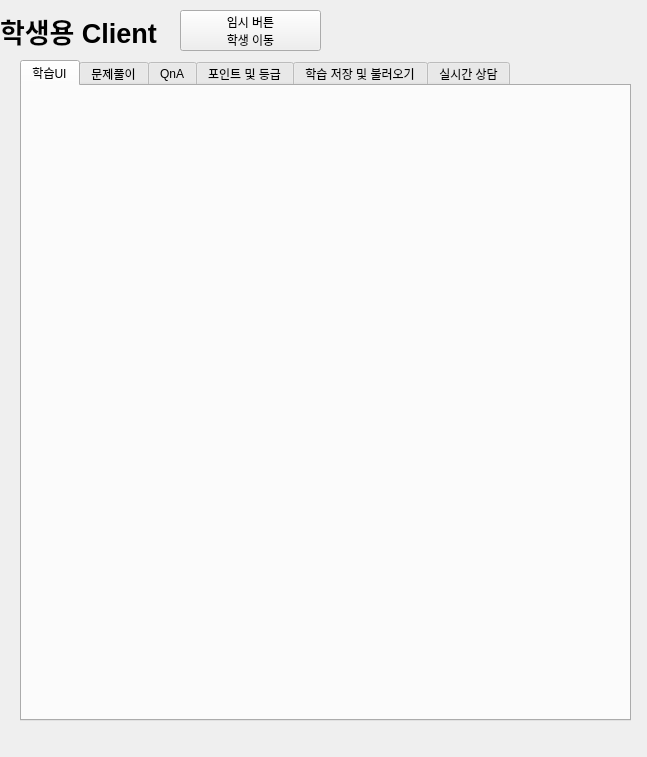
First picture: the form in edu.ui, repository LEEHYUNDO92/edu_app, before the edit.
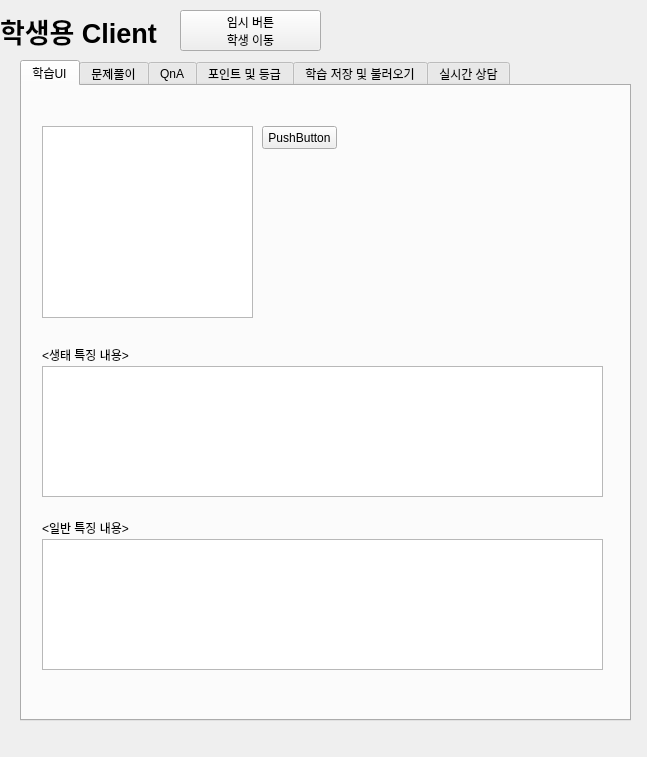
Second picture: the form after the edit. The open tabs and pages were chosen to show the change.

Patch:
```diff
--- a/edu.ui
+++ b/edu.ui
@@ -767,6 +767,84 @@
       <attribute name="title">
        <string>학습UI</string>
       </attribute>
+      <widget class="QListWidget" name="bird_list">
+       <property name="geometry">
+        <rect>
+         <x>20</x>
+         <y>40</y>
+         <width>211</width>
+         <height>192</height>
+        </rect>
+       </property>
+      </widget>
+      <widget class="QPushButton" name="aaa_btn">
+       <property name="geometry">
+        <rect>
+         <x>240</x>
+         <y>40</y>
+         <width>75</width>
+         <height>23</height>
+        </rect>
+       </property>
+       <property name="text">
+        <string>PushButton</string>
+       </property>
+      </widget>
+      <widget class="QListWidget" name="eclgDpftrCont_list">
+       <property name="geometry">
+        <rect>
+         <x>20</x>
+         <y>280</y>
+         <width>561</width>
+         <height>131</height>
+        </rect>
+       </property>
+       <property name="verticalScrollBarPolicy">
+        <enum>Qt::ScrollBarAsNeeded</enum>
+       </property>
+       <property name="horizontalScrollBarPolicy">
+        <enum>Qt::ScrollBarAsNeeded</enum>
+       </property>
+       <property name="autoScroll">
+        <bool>true</bool>
+       </property>
+      </widget>
+      <widget class="QLabel" name="label_38">
+       <property name="geometry">
+        <rect>
+         <x>20</x>
+         <y>260</y>
+         <width>121</width>
+         <height>16</height>
+        </rect>
+       </property>
+       <property name="text">
+        <string>&lt;생태 특징 내용&gt;</string>
+       </property>
+      </widget>
+      <widget class="QListWidget" name="gnrlSpftrCont_list">
+       <property name="geometry">
+        <rect>
+         <x>20</x>
+         <y>453</y>
+         <width>561</width>
+         <height>131</height>
+        </rect>
+       </property>
+      </widget>
+      <widget class="QLabel" name="label_39">
+       <property name="geometry">
+        <rect>
+         <x>20</x>
+         <y>433</y>
+         <width>121</width>
+         <height>16</height>
+        </rect>
+       </property>
+       <property name="text">
+        <string>&lt;일반 특징 내용&gt;</string>
+       </property>
+      </widget>
      </widget>
      <widget class="QWidget" name="tab_7">
       <attribute name="title">
```
Left out of the diff: 10 changed lines with no effect on the pictures.
